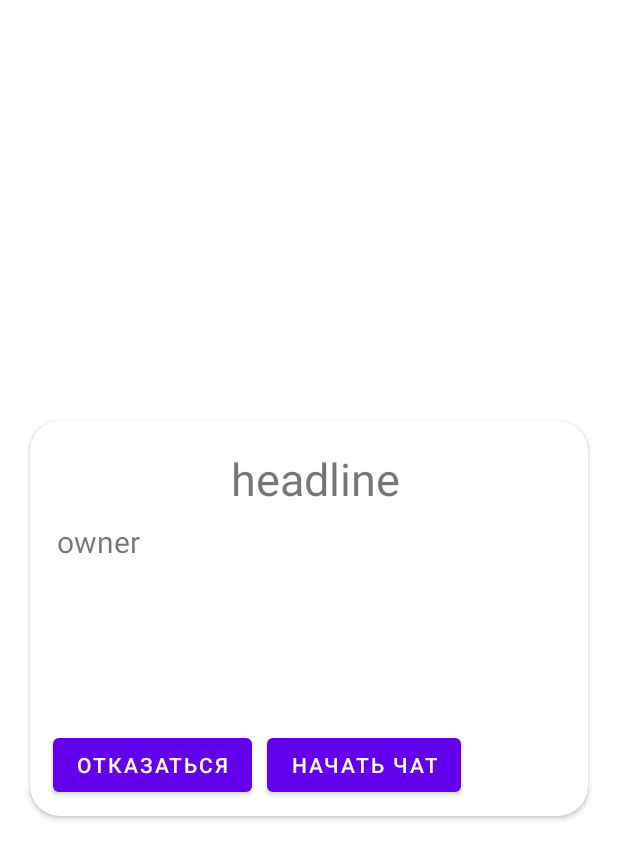
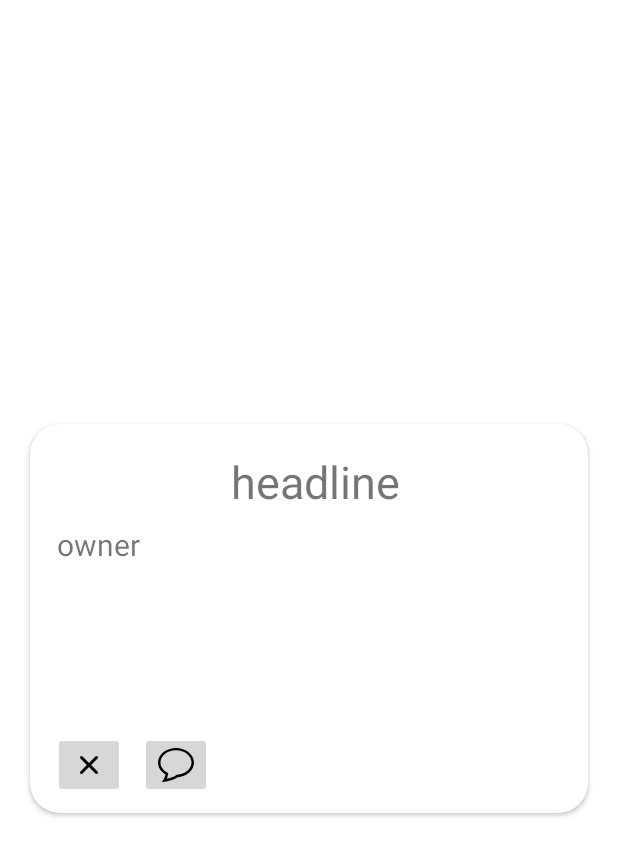
Before and after one commit to kirilltobola/covid-volunteer, an Android app: the layout fragment_my_order_user.xml on its own in the app's theme, with its tools: preview values and no code run, on a phone screen of 412 x 824 dp. Shown: the top 859 px of the screen. Run offline under Robolectric (Android 15) with nearby library versions, the phone set to English and light mode, and no system bars.

Commit message:
Change icons

```diff
--- a/app/src/main/res/layout/fragment_my_order_user.xml
+++ b/app/src/main/res/layout/fragment_my_order_user.xml
@@ -85,18 +85,18 @@
                 app:layout_constraintLeft_toLeftOf="parent"
                 app:layout_constraintTop_toBottomOf="@id/myOrderUserAddressToTextView"  />
 
-            <Button
+            <ImageButton
                 android:id="@+id/myOrderDeclineButton"
-                android:text="Отказаться"
+                android:src="@drawable/close"
                 android:layout_width="wrap_content"
                 android:layout_height="wrap_content"
                 app:layout_constraintTop_toBottomOf="@id/myOrderUserCommentTextView"
                 app:layout_constraintLeft_toLeftOf="parent"
                 android:layout_margin="5dp"/>
 
-            <Button
+            <ImageButton
                 android:id="@+id/myOrderStartChatButton"
-                android:text="Начать чат"
+                android:src="@drawable/chat"
                 android:layout_width="wrap_content"
                 android:layout_height="wrap_content"
                 android:layout_marginHorizontal="10dp"
--- a/app/src/main/res/values/strings.xml
+++ b/app/src/main/res/values/strings.xml
@@ -1,5 +1,5 @@
 <resources>
-    <string name="app_name">Covid Volunteer</string>
+    <string name="app_name">Автоволонтер</string>
     <string name="title_activity_login">LoginActivity</string>
     <string name="prompt_email">Email</string>
     <string name="prompt_password">Password</string>
```
Also changed, not shown: app/src/main/res/layout/my_order_owner.xml (+1 -19 lines).
